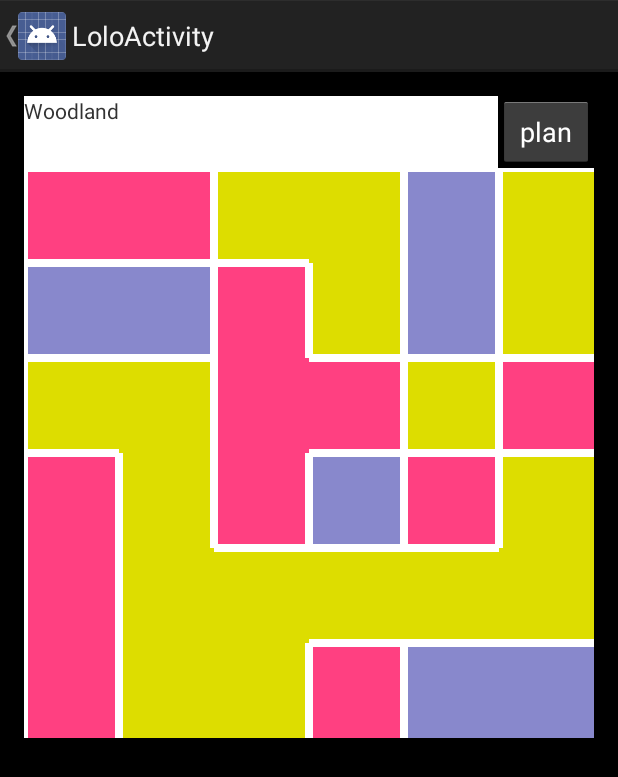
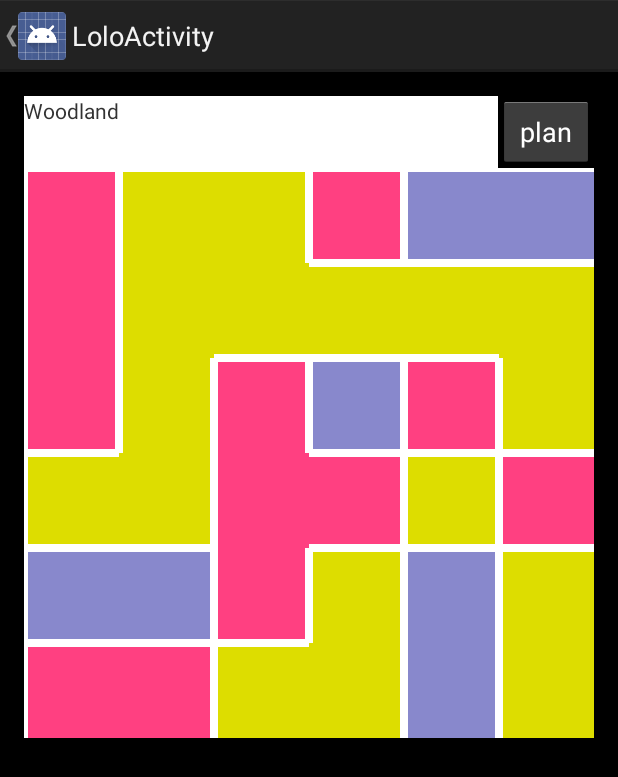
Before and after one commit to cpliu338/android_goodies, an Android app: the LoloActivity screen opened directly, with no data from a screen before it, after a tap on "play", on a phone screen of 412 x 824 dp. Shown: the top 777 px of the screen. Run offline under Robolectric (Android 15) with nearby library versions, the phone set to English and light mode, and no system bars; 1 other tap on this screen came first.

Commit message:
20170801

```diff
--- a/app/src/main/java/hk/org/woodland/lolo/LoloView.java
+++ b/app/src/main/java/hk/org/woodland/lolo/LoloView.java
@@ -94,14 +94,28 @@ public class LoloView extends View {
         void initTiles(int mode) {
             // This is development mode if (mode == 0)
             Random random = new Random();
+            short[] tempColors = new short[SIZE];
+            short[] tempValues = new short[SIZE];
+            short index;
             for (short i = 0; i < SIZE; i++) {
+                index=SIZE-1;
+                for (short j=index; j>=0; j--) {
+                    if (colors[i][j] > 0) {
+                        tempColors[index] = colors[i][j];
+                        tempValues[index] = values[i][j];
+                        index--;
+                    }
+                }
+                //Log.d(TAG, String.format("randomed %d", r));
+                while (index >= 0) {
+                    int r = 1+random.nextInt(3);
+                    tempColors[index] = (short)r;
+                    tempValues[index] = 1;
+                    index--;
+                }
                 for (short j = 0; j < SIZE; j++) {
-                    if (colors[i][j] == 0) {
-                        int r = 1+random.nextInt(3);
-                        Log.d(TAG, String.format("randomed %d", r));
-                        colors[i][j] = (short)(r);
-                        values[i][j] = 1;
-                    }
+                    values[i][j] = tempValues[j];
+                    colors[i][j] = tempColors[j];
                 }
             }
         }
```
